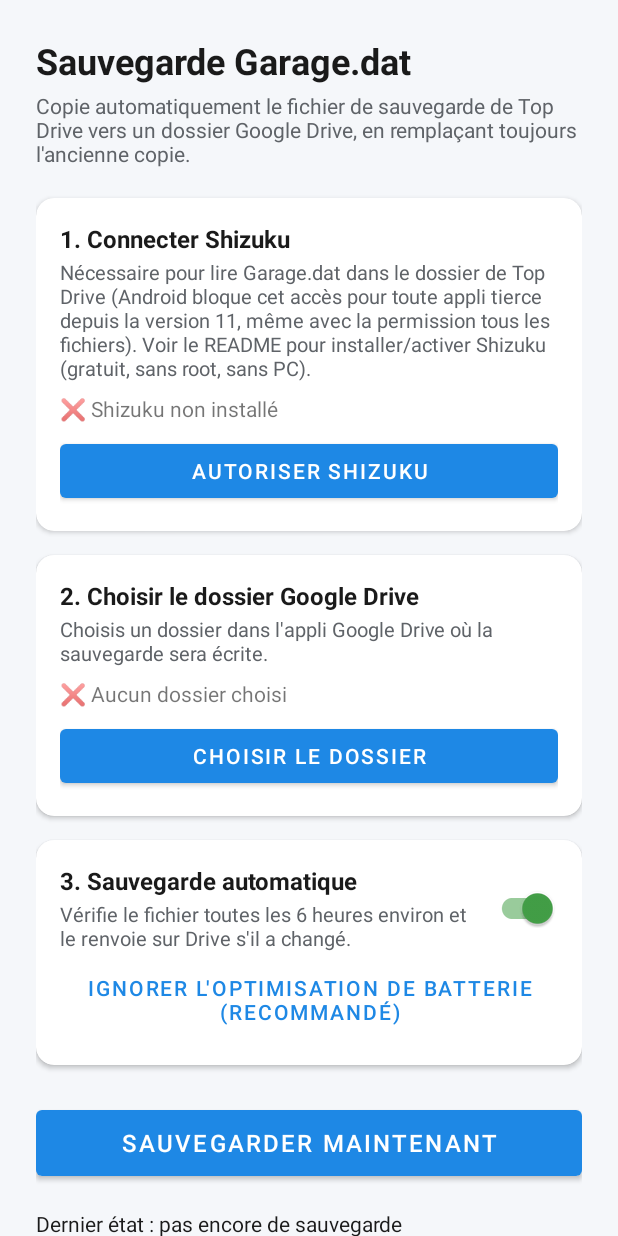
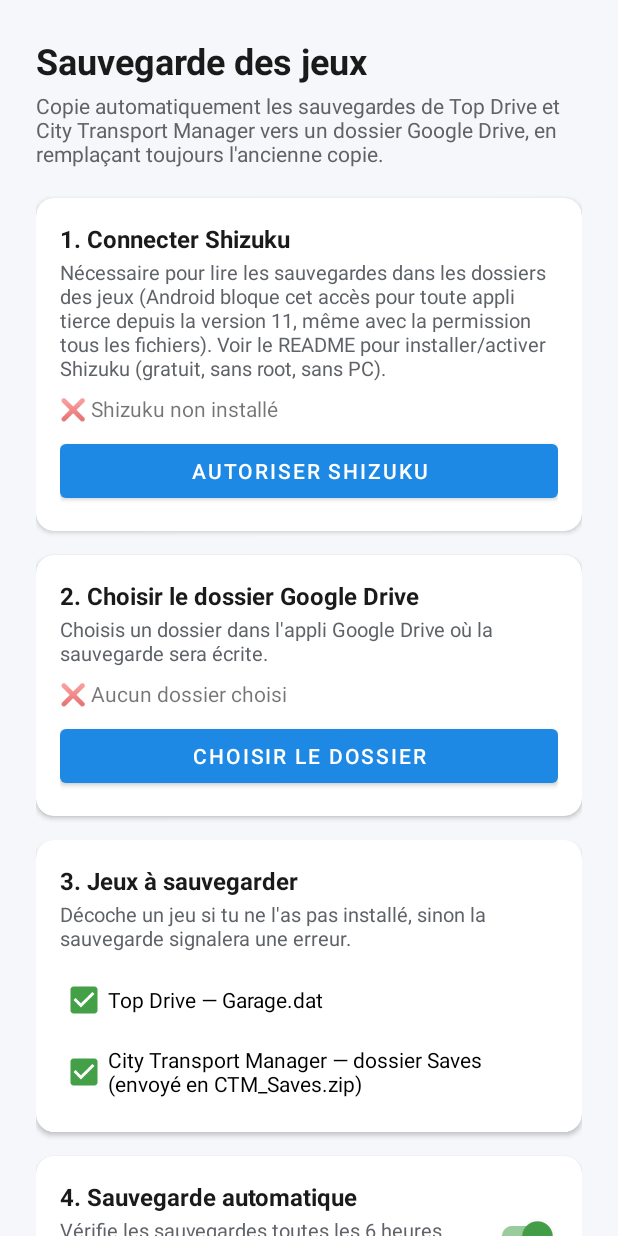
Before and after one commit to Didouraph/topdrive-garage-backup, an Android app: the screen it shows after launch (MainActivity), on a phone screen of 412 x 824 dp. Run offline under Robolectric (Android 15) with nearby library versions, the phone set to English and light mode, and no system bars; libraries missing offline, so code that uses them is left out: rikka.shizuku; 3 statements that could not run were skipped.

Commit message:
Add files via upload

```diff
--- a/app/build.gradle.kts
+++ b/app/build.gradle.kts
@@ -11,8 +11,8 @@ android {
         applicationId = "com.topdrive.garagebackup"
         minSdk = 26
         targetSdk = 34
-        versionCode = 3
-        versionName = "1.2"
+        versionCode = 4
+        versionName = "1.3"
     }
 
     // Signature de debug FIXE (committée dans le repo, app/debug.keystore) :
--- a/app/src/main/java/com/topdrive/garagebackup/MainActivity.kt
+++ b/app/src/main/java/com/topdrive/garagebackup/MainActivity.kt
@@ -35,6 +35,7 @@ class MainActivity : AppCompatActivity() {
                     Intent.FLAG_GRANT_READ_URI_PERMISSION or Intent.FLAG_GRANT_WRITE_URI_PERMISSION
                 )
                 prefs.driveFolderUri = uri.toString()
+                prefs.resetChangeDetection()
                 refreshStatus()
                 Toast.makeText(this, "Dossier Drive enregistré", Toast.LENGTH_SHORT).show()
             }
@@ -61,6 +62,11 @@ class MainActivity : AppCompatActivity() {
             prefs.autoBackupEnabled = checked
             if (checked) BackupScheduler.enable(this) else BackupScheduler.disable(this)
         }
+
+        binding.checkTopDrive.isChecked = prefs.topDriveEnabled
+        binding.checkTopDrive.setOnCheckedChangeListener { _, checked -> prefs.topDriveEnabled = checked }
+        binding.checkCtm.isChecked = prefs.ctmEnabled
+        binding.checkCtm.setOnCheckedChangeListener { _, checked -> prefs.ctmEnabled = checked }
 
         // Un seul observateur pour toute la durée de vie de l'activité : évite les
         // notifications en double si l'utilisateur appuie plusieurs fois sur "Sauvegarder".
--- a/app/src/main/java/com/topdrive/garagebackup/Prefs.kt
+++ b/app/src/main/java/com/topdrive/garagebackup/Prefs.kt
@@ -9,6 +9,7 @@ import android.content.Context
  *  - la date/état de la dernière sauvegarde
  *  - taille/date de modification du dernier fichier sauvegardé (pour éviter
  *    de ré-uploader si Garage.dat n'a pas changé)
+ *  - les jeux à sauvegarder et l'empreinte du dossier Saves de CTM
  */
 class Prefs(context: Context) {
 
@@ -42,6 +43,26 @@ class Prefs(context: Context) {
         get() = sp.getLong(KEY_SRC_SIZE, -1L)
         set(value) = sp.edit().putLong(KEY_SRC_SIZE, value).apply()
 
+    /** Jeux à sauvegarder (cochés par défaut). */
+    var topDriveEnabled: Boolean
+        get() = sp.getBoolean(KEY_TD_ENABLED, true)
+        set(value) = sp.edit().putBoolean(KEY_TD_ENABLED, value).apply()
+
+    var ctmEnabled: Boolean
+        get() = sp.getBoolean(KEY_CTM_ENABLED, true)
+        set(value) = sp.edit().putBoolean(KEY_CTM_ENABLED, value).apply()
+
+    /** Empreinte du dossier Saves de City Transport Manager au dernier envoi réussi. */
+    var ctmLastSignature: String?
+        get() = sp.getString(KEY_CTM_SIG, null)
+        set(value) = sp.edit().putString(KEY_CTM_SIG, value).apply()
+
+    /** Force le prochain envoi de tous les jeux (ex : après changement de dossier Drive). */
+    fun resetChangeDetection() {
+        lastSourceSize = -1L
+        ctmLastSignature = null
+    }
+
     companion object {
         private const val KEY_FOLDER_URI = "drive_folder_uri"
         private const val KEY_AUTO_ENABLED = "auto_backup_enabled"
@@ -50,5 +71,8 @@ class Prefs(context: Context) {
         private const val KEY_LAST_ERROR = "last_error"
         private const val KEY_SRC_MTIME = "last_source_mtime"
         private const val KEY_SRC_SIZE = "last_source_size"
+        private const val KEY_TD_ENABLED = "topdrive_enabled"
+        private const val KEY_CTM_ENABLED = "ctm_enabled"
+        private const val KEY_CTM_SIG = "ctm_last_signature"
     }
 }
--- a/app/src/main/res/layout/activity_main.xml
+++ b/app/src/main/res/layout/activity_main.xml
@@ -120,7 +120,51 @@
             </LinearLayout>
         </com.google.android.material.card.MaterialCardView>
 
-        <!-- Etape 3 -->
+        <!-- Etape 3 : jeux à sauvegarder -->
+        <com.google.android.material.card.MaterialCardView
+            android:layout_width="match_parent"
+            android:layout_height="wrap_content"
+            android:layout_marginBottom="16dp"
+            app:cardCornerRadius="12dp"
+            app:cardElevation="2dp">
+            <LinearLayout
+                android:layout_width="match_parent"
+                android:layout_height="wrap_content"
+                android:orientation="vertical"
+                android:padding="16dp">
+
+                <TextView
+                    android:layout_width="match_parent"
+                    android:layout_height="wrap_content"
+                    android:text="@string/games_title"
+                    android:textStyle="bold"
+                    android:textSize="16sp"
+                    android:textColor="@color/text_primary" />
+
+                <TextView
+                    android:layout_width="match_parent"
+                    android:layout_height="wrap_content"
+                    android:layout_marginTop="2dp"
+                    android:text="@string/games_desc"
+                    android:textColor="@color/text_secondary"
+                    android:textSize="13sp" />
+
+                <com.google.android.material.checkbox.MaterialCheckBox
+                    android:id="@+id/checkTopDrive"
+                    android:layout_width="match_parent"
+                    android:layout_height="wrap_content"
+                    android:layout_marginTop="8dp"
+                    android:text="@string/game_topdrive" />
+
+                <com.google.android.material.checkbox.MaterialCheckBox
+                    android:id="@+id/checkCtm"
+                    android:layout_width="match_parent"
+                    android:layout_height="wrap_content"
+                    android:text="@string/game_ctm" />
+            </LinearLayout>
+        </com.google.android.material.card.MaterialCardView>
+
+        <!-- Etape 4 -->
         <com.google.android.material.card.MaterialCardView
             android:layout_width="match_parent"
             android:layout_height="wrap_content"
--- a/app/src/main/res/values/strings.xml
+++ b/app/src/main/res/values/strings.xml
@@ -1,11 +1,11 @@
 <resources>
-    <string name="app_name">Top Drive Backup</string>
+    <string name="app_name">Game Saves Backup</string>
 
-    <string name="title">Sauvegarde Garage.dat</string>
-    <string name="subtitle">Copie automatiquement le fichier de sauvegarde de Top Drive vers un dossier Google Drive, en remplaçant toujours l\'ancienne copie.</string>
+    <string name="title">Sauvegarde des jeux</string>
+    <string name="subtitle">Copie automatiquement les sauvegardes de Top Drive et City Transport Manager vers un dossier Google Drive, en remplaçant toujours l\'ancienne copie.</string>
 
     <string name="step1_title">1. Connecter Shizuku</string>
-    <string name="step1_desc">Nécessaire pour lire Garage.dat dans le dossier de Top Drive (Android bloque cet accès pour toute appli tierce depuis la version 11, même avec la permission "tous les fichiers"). Voir le README pour installer/activer Shizuku (gratuit, sans root, sans PC).</string>
+    <string name="step1_desc">Nécessaire pour lire les sauvegardes dans les dossiers des jeux (Android bloque cet accès pour toute appli tierce depuis la version 11, même avec la permission "tous les fichiers"). Voir le README pour installer/activer Shizuku (gratuit, sans root, sans PC).</string>
     <string name="btn_grant_storage">Autoriser Shizuku</string>
     <string name="status_granted">✅ Connecté</string>
     <string name="status_not_granted">❌ Non connecté</string>
@@ -17,8 +17,13 @@
     <string name="btn_choose_folder">Choisir le dossier</string>
     <string name="status_no_folder">❌ Aucun dossier choisi</string>
 
-    <string name="step3_title">3. Sauvegarde automatique</string>
-    <string name="step3_desc">Vérifie le fichier toutes les 6 heures environ et le renvoie sur Drive s\'il a changé.</string>
+    <string name="games_title">3. Jeux à sauvegarder</string>
+    <string name="games_desc">Décoche un jeu si tu ne l\'as pas installé, sinon la sauvegarde signalera une erreur.</string>
+    <string name="game_topdrive">Top Drive — Garage.dat</string>
+    <string name="game_ctm">City Transport Manager — dossier Saves (envoyé en CTM_Saves.zip)</string>
+
+    <string name="step3_title">4. Sauvegarde automatique</string>
+    <string name="step3_desc">Vérifie les sauvegardes toutes les 6 heures environ et les renvoie sur Drive si elles ont changé.</string>
 
     <string name="btn_backup_now">Sauvegarder maintenant</string>
     <string name="btn_battery">Ignorer l\'optimisation de batterie (recommandé)</string>
```
Also changed, not shown: app/src/main/java/com/topdrive/garagebackup/BackupWorker.kt (+36 -44 lines), app/src/main/java/com/topdrive/garagebackup/GameSources.kt (added, +142 -0 lines), app/src/main/java/com/topdrive/garagebackup/ShizukuHelper.kt (+52 -15 lines), 1 other file.
